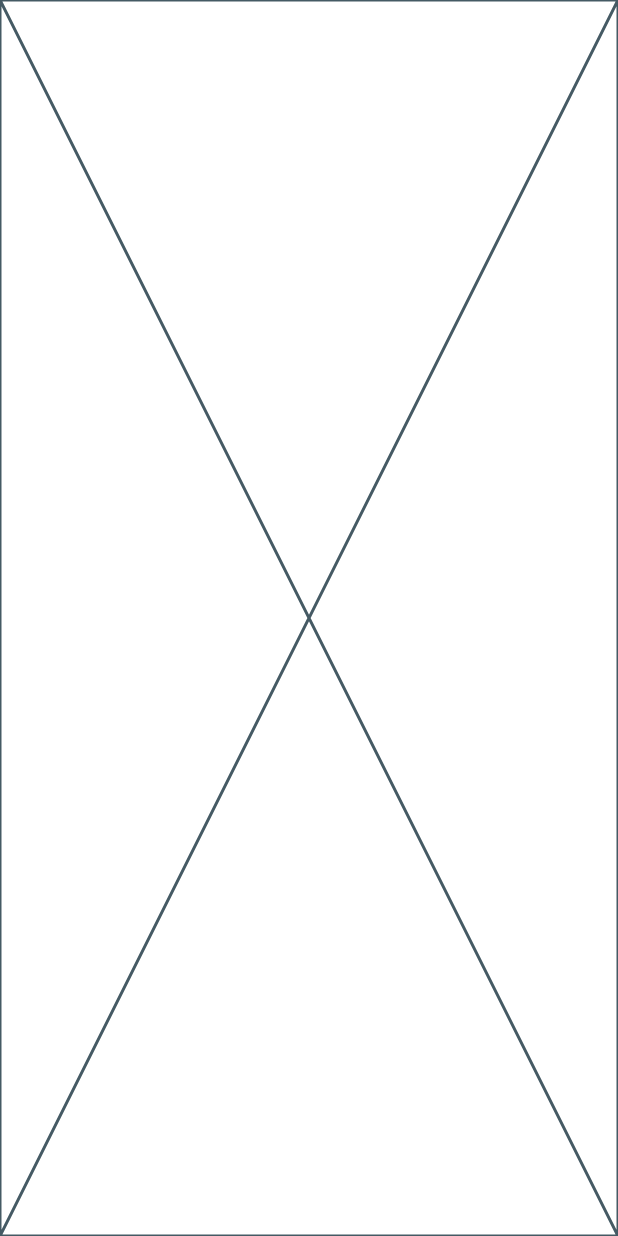
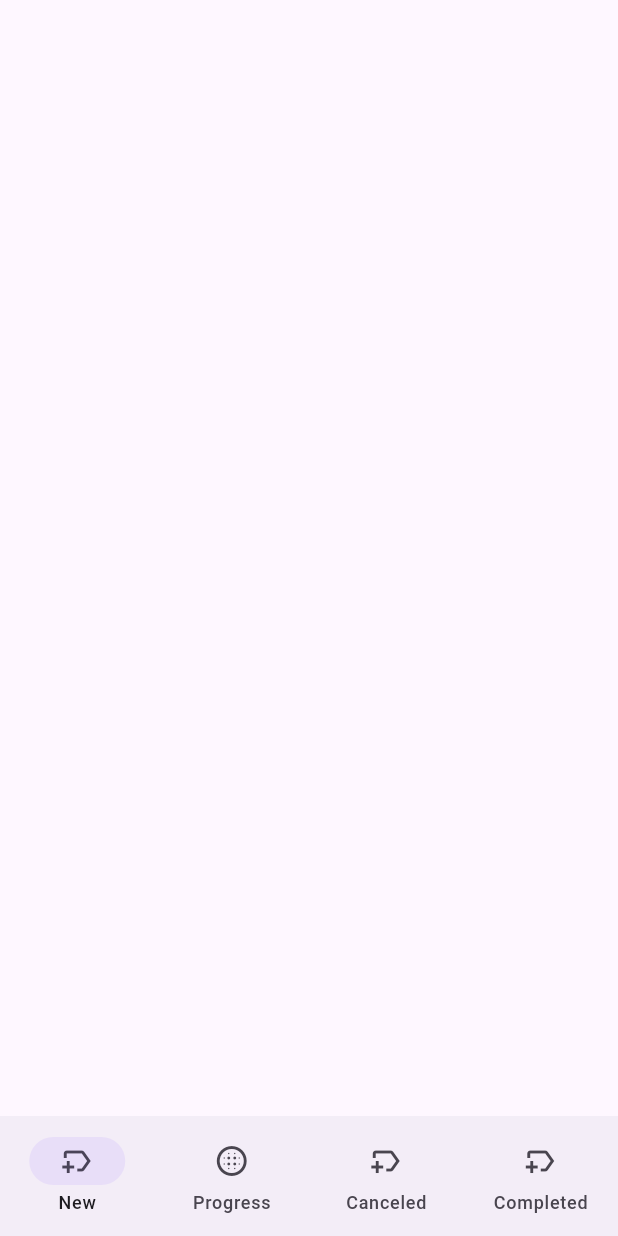
Before and after one commit to rup-chowdhury/flutter-ostad-eleven, a Flutter app: the screen it shows after launch, after a tap on the "arrow circle right" icon, on a phone screen of 412 x 824 dp. Run offline on Flutter 3.47's test engine with Material 3 defaults, Android fonts, the phone set to English and light mode, and no system bars; our stand-ins replace flutter_svg, pin_code_fields; missing offline and left inert: dart:ffi.

```diff
--- a/task_manager_basic/lib/ui/screens/main_nav_bar_holder_screen.dart
+++ b/task_manager_basic/lib/ui/screens/main_nav_bar_holder_screen.dart
@@ -10,6 +10,26 @@ class MainNavBarHolderScreen extends StatefulWidget {
 class _MainNavBarHolderScreenState extends State<MainNavBarHolderScreen> {
   @override
   Widget build(BuildContext context) {
-    return const Placeholder();
+    return Scaffold(
+      appBar: AppBar(),
+      bottomNavigationBar: NavigationBar(destinations: [
+        NavigationDestination(
+          icon: Icon(Icons.new_label_outlined),
+          label: 'New',
+        ),
+        NavigationDestination(
+          icon: Icon(Icons.blur_circular),
+          label: 'Progress',
+        ),
+        NavigationDestination(
+          icon: Icon(Icons.new_label_outlined),
+          label: 'Canceled',
+        ),
+        NavigationDestination(
+          icon: Icon(Icons.new_label_outlined),
+          label: 'Completed',
+        ),
+      ]),
+    );
   }
 }
```
